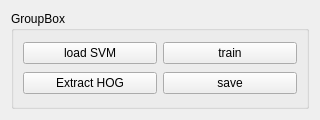
Old version of the form modules/tracking/dataExtraction/PredictorGui.ui in the repository Boazrciasn/RDFramework.
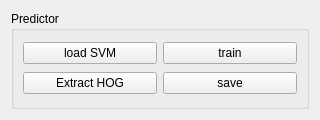
New version of the form.

Commit message: gui control for conf map, pf_gui modif,  BORDER_REFLECT used

Patch:
```diff
--- a/modules/tracking/dataExtraction/PredictorGui.ui
+++ b/modules/tracking/dataExtraction/PredictorGui.ui
@@ -17,7 +17,7 @@
    <item>
     <widget class="QGroupBox" name="groupBox">
      <property name="title">
-      <string>GroupBox</string>
+      <string>Predictor</string>
      </property>
      <layout class="QGridLayout" name="gridLayout">
       <item row="0" column="0">
```
The commit also changes 5 other files.
